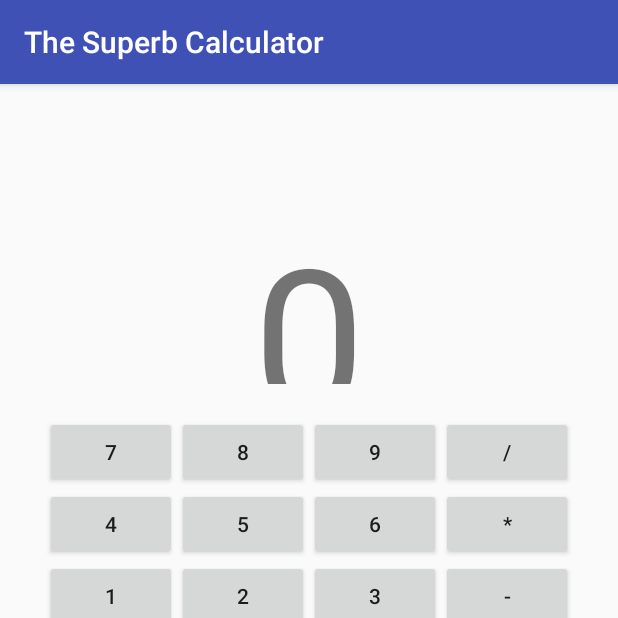
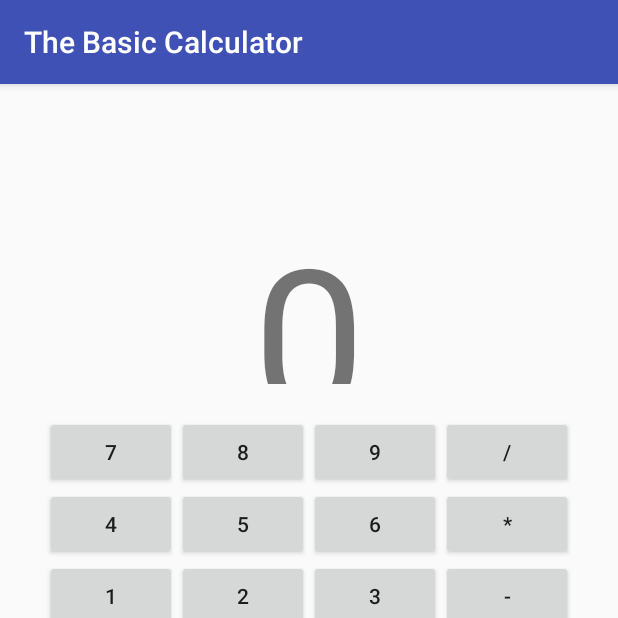
Before and after one commit to daviddaubner42/Basic-Android-Calculator, an Android app: the screen it shows after launch (MainActivity), on a phone screen of 412 x 824 dp, the top half of it. Run offline under Robolectric (Android 15) with nearby library versions, the phone set to English and light mode, and no system bars.

Commit message:
Name change

```diff
--- a/app/src/main/java/com/example/david/quickapp/MainActivity.kt
+++ b/app/src/main/java/com/example/david/quickapp/MainActivity.kt
@@ -23,7 +23,7 @@ class MainActivity : AppCompatActivity() {
     override fun onCreate(savedInstanceState: Bundle?) {
         super.onCreate(savedInstanceState)
         setContentView(R.layout.activity_main)
-        title = "The Superb Calculator"
+        title = "The Basic Calculator"
 
         val plusButton = findViewById<Button>(R.id.plus)
         plusButton.setOnClickListener { setOp('+') }
```
Also changed, not shown: 1 other file.
